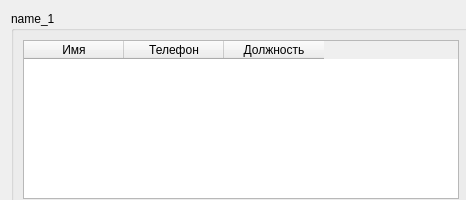
Bigmagyshka/Quick-AD-Access, file Containers/Card.ui: the form before one commit.
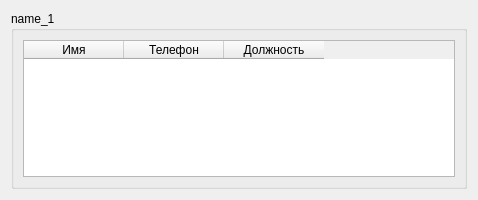
The form after the commit.

```diff
--- a/Containers/Card.ui
+++ b/Containers/Card.ui
@@ -6,7 +6,7 @@
    <rect>
     <x>0</x>
     <y>0</y>
-    <width>466</width>
+    <width>478</width>
     <height>200</height>
    </rect>
   </property>
@@ -22,22 +22,34 @@
     <height>200</height>
    </size>
   </property>
+  <property name="maximumSize">
+   <size>
+    <width>16777215</width>
+    <height>200</height>
+   </size>
+  </property>
   <property name="windowTitle">
    <string>Form</string>
   </property>
-  <layout class="QVBoxLayout" name="verticalLayout">
+  <layout class="QHBoxLayout" name="horizontalLayout">
    <item>
     <widget class="QGroupBox" name="card_1">
+     <property name="sizePolicy">
+      <sizepolicy hsizetype="Expanding" vsizetype="Expanding">
+       <horstretch>0</horstretch>
+       <verstretch>0</verstretch>
+      </sizepolicy>
+     </property>
      <property name="minimumSize">
       <size>
-       <width>460</width>
-       <height>200</height>
+       <width>0</width>
+       <height>0</height>
       </size>
      </property>
      <property name="maximumSize">
       <size>
-       <width>460</width>
-       <height>200</height>
+       <width>16777215</width>
+       <height>16777215</height>
       </size>
      </property>
      <property name="title">
@@ -57,7 +69,7 @@
         </property>
         <property name="minimumSize">
          <size>
-          <width>200</width>
+          <width>100</width>
           <height>0</height>
          </size>
         </property>
```
